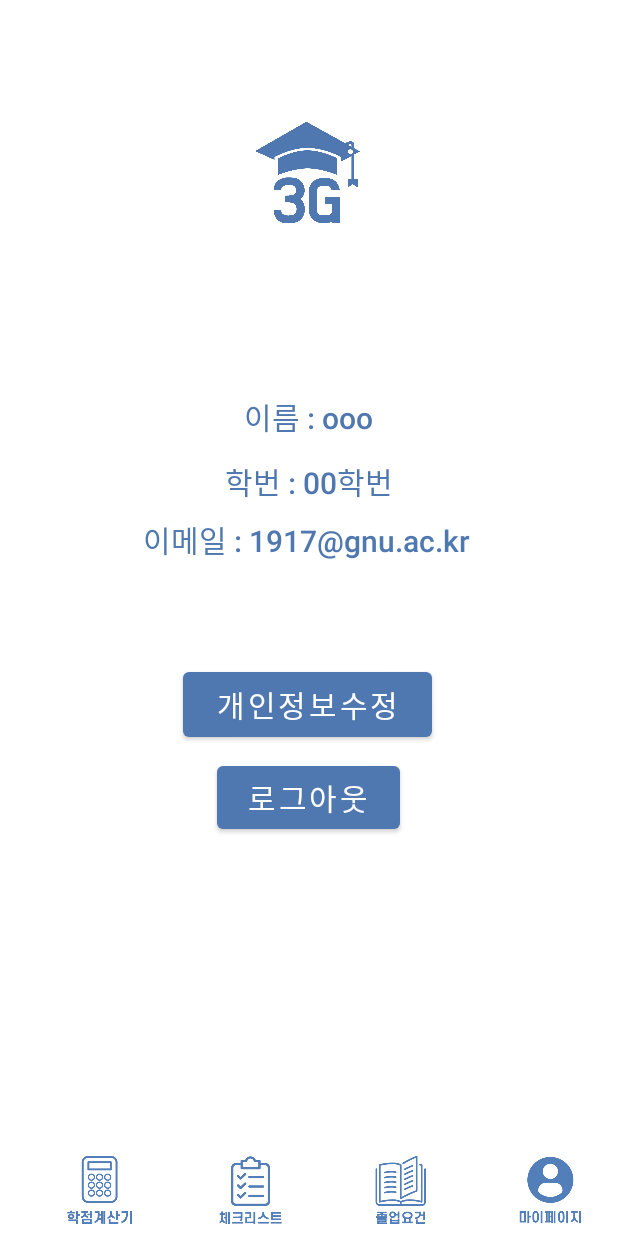
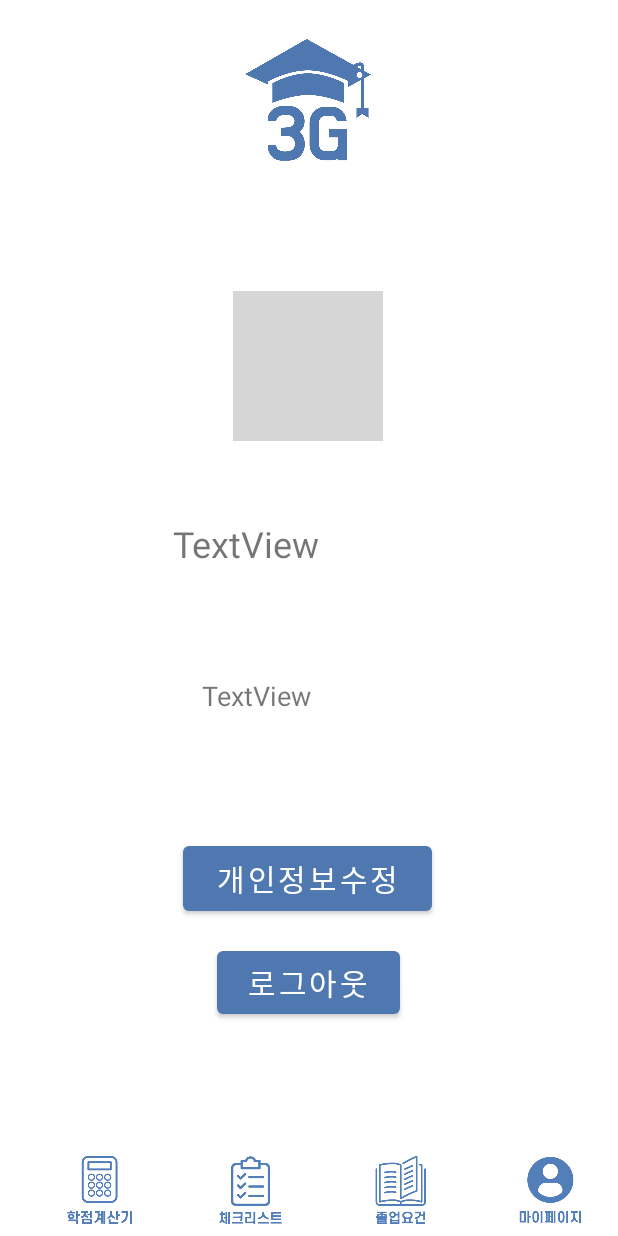
Before and after one commit to Joo-sung-jun/3G_Application, an Android app: the layout activity_mypage.xml on its own in the app's theme, with its tools: preview values and no code run, on a phone screen of 412 x 824 dp. Run offline under Robolectric (Android 15) with nearby library versions, the phone set to English and light mode, and no system bars; grey boxes are pictures that could not be loaded.

Commit message:
카카오톡 수정

```diff
--- a/app/src/main/AndroidManifest.xml
+++ b/app/src/main/AndroidManifest.xml
@@ -15,18 +15,20 @@
         android:usesCleartextTraffic="true">
 
         <activity android:name=".SubActivity"></activity>
-        <activity android:name=".Logout" />
+        <activity android:name=".Logout">
+            <intent-filter>
+                <action android:name="android.intent.action.MAIN" />
+
+                <category android:name="android.intent.category.LAUNCHER" />
+            </intent-filter>
+        </activity>
         <activity android:name=".Change" />
         <activity android:name=".Checklist_jeongong" />
         <activity android:name=".Mypage" />
         <activity android:name=".Ppt" />
         <activity android:name=".Checklist" />
         <activity android:name=".Calculator">
-            <intent-filter>
-                <action android:name="android.intent.action.MAIN" />
 
-                <category android:name="android.intent.category.LAUNCHER" />
-            </intent-filter>
         </activity>
 
         <meta-data
--- a/app/src/main/java/com/example/a3gproject_java/Logout.java
+++ b/app/src/main/java/com/example/a3gproject_java/Logout.java
@@ -69,7 +69,7 @@ public class Logout extends AppCompatActivity {
 
             @Override
             public void onSessionOpenFailed(KakaoException exception) {
-
+                Toast.makeText(Logout.this, "onSessionOpenFailed", Toast.LENGTH_SHORT).show();
             }
         };
 
--- a/app/src/main/java/com/example/a3gproject_java/Mypage.java
+++ b/app/src/main/java/com/example/a3gproject_java/Mypage.java
@@ -21,6 +21,34 @@ public class Mypage extends AppCompatActivity {
     protected void onCreate(Bundle savedInstanceState) {
         super.onCreate(savedInstanceState);
         setContentView(R.layout.activity_mypage);
+
+        //카카오톡
+        Intent intent = getIntent();
+        strNick = intent.getStringExtra("name");
+        strProfileImg = intent.getStringExtra("profileImg");
+        strEmail = intent.getStringExtra("email");
+
+        TextView tv_nick = findViewById(R.id.tv_nickName);
+        TextView tv_email = findViewById(R.id.tv_email);
+        ImageView iv_profile = findViewById(R.id.tv_profile);
+
+        tv_nick.setText(strNick);
+        tv_email.setText(strEmail);
+
+        Glide.with(this).load(strProfileImg).into(iv_profile);
+
+        findViewById(R.id.bt_logout).setOnClickListener(new View.OnClickListener() {
+            @Override
+            public void onClick(View v) {
+                UserManagement.getInstance().requestLogout(new LogoutResponseCallback() {
+                    @Override
+                    public void onCompleteLogout() {
+                        //로그아웃 성공
+                        finish();
+                    }
+                });
+            }
+        });
 
         //하단바 학점계산기 버튼 클릭 시 학점계산기 첫 화면으로 이동(홈화면)
         ImageButton btn_calculator = (ImageButton) findViewById(R.id.btn_calculator);
@@ -82,33 +110,7 @@ public class Mypage extends AppCompatActivity {
         });
 
 
-        //카카오톡
-        Intent intent = getIntent();
-        strNick = intent.getStringExtra("name");
-        strProfileImg = intent.getStringExtra("profileImg");
-        strEmail = intent.getStringExtra("email");
 
-        //TextView tv_nick = findViewById(R.id.tv_nickName);
-        //TextView tv_email = findViewById(R.id.tv_email);
-        //ImageView iv_profile = findViewById(R.id.iv_profile);
-
-        //tv_nick.setText(strNick);
-        //tv_email.setText(strEmail);
-
-        //Glide.with(this).load(strProfileImg).into(iv_profile);
-
-        findViewById(R.id.bt_logout).setOnClickListener(new View.OnClickListener() {
-            @Override
-            public void onClick(View v) {
-                UserManagement.getInstance().requestLogout(new LogoutResponseCallback() {
-                    @Override
-                    public void onCompleteLogout() {
-                        //로그아웃 성공
-                        finish();
-                    }
-                });
-            }
-        });
 
     }
 }
--- a/app/src/main/res/layout/activity_mypage.xml
+++ b/app/src/main/res/layout/activity_mypage.xml
@@ -8,14 +8,14 @@
 
     <ImageView
         android:id="@+id/img_logo"
-        android:layout_width="70dp"
-        android:layout_height="213dp"
-        app:layout_constraintBottom_toTopOf="@+id/tv_name"
+        android:layout_width="84dp"
+        android:layout_height="142dp"
+        app:layout_constraintBottom_toTopOf="@+id/bt_change"
         app:layout_constraintEnd_toEndOf="parent"
         app:layout_constraintHorizontal_bias="0.498"
         app:layout_constraintStart_toStartOf="parent"
         app:layout_constraintTop_toTopOf="parent"
-        app:layout_constraintVertical_bias="0.242"
+        app:layout_constraintVertical_bias="0.0"
         app:srcCompat="@drawable/logo" />
 
     <Button
@@ -30,7 +30,7 @@
         app:layout_constraintHorizontal_bias="0.497"
         app:layout_constraintStart_toStartOf="parent"
         app:layout_constraintTop_toTopOf="parent"
-        app:layout_constraintVertical_bias="0.575" />
+        app:layout_constraintVertical_bias="0.726" />
 
     <Button
         android:id="@+id/bt_logout"
@@ -44,51 +44,7 @@
         app:layout_constraintHorizontal_bias="0.498"
         app:layout_constraintStart_toStartOf="parent"
         app:layout_constraintTop_toTopOf="parent"
-        app:layout_constraintVertical_bias="0.655" />
-
-    <TextView
-        android:id="@+id/tv_name"
-        android:layout_width="wrap_content"
-        android:layout_height="wrap_content"
-        android:fontFamily="sans-serif-medium"
-        android:text="이름 : ooo"
-        android:textColor="#4f78b0"
-        android:textSize="20sp"
-        app:layout_constraintBottom_toBottomOf="parent"
-        app:layout_constraintEnd_toEndOf="parent"
-        app:layout_constraintHorizontal_bias="0.498"
-        app:layout_constraintStart_toStartOf="parent"
-        app:layout_constraintTop_toTopOf="parent"
-        app:layout_constraintVertical_bias="0.331" />
-
-    <TextView
-        android:id="@+id/tv_number"
-        android:layout_width="wrap_content"
-        android:layout_height="wrap_content"
-        android:fontFamily="sans-serif-medium"
-        android:text="학번 : 00학번"
-        android:textColor="#4f78b0"
-        android:textSize="20sp"
-        app:layout_constraintBottom_toBottomOf="parent"
-        app:layout_constraintEnd_toEndOf="parent"
-        app:layout_constraintStart_toStartOf="parent"
-        app:layout_constraintTop_toTopOf="parent"
-        app:layout_constraintVertical_bias="0.385" />
-
-    <TextView
-        android:id="@+id/tv_id"
-        android:layout_width="wrap_content"
-        android:layout_height="wrap_content"
-        android:fontFamily="sans-serif-medium"
-        android:text="이메일 : 1917@gnu.ac.kr"
-        android:textColor="#4f78b0"
-        android:textSize="20sp"
-        app:layout_constraintBottom_toBottomOf="parent"
-        app:layout_constraintEnd_toEndOf="parent"
-        app:layout_constraintHorizontal_bias="0.493"
-        app:layout_constraintStart_toStartOf="parent"
-        app:layout_constraintTop_toTopOf="parent"
-        app:layout_constraintVertical_bias="0.434" />
+        app:layout_constraintVertical_bias="0.816" />
 
     <LinearLayout
         android:id="@+id/linearLayout"
@@ -143,5 +99,38 @@
             android:background="@android:color/transparent" />
     </LinearLayout>
 
+    <TextView
+        android:id="@+id/tv_nickName"
+        android:layout_width="181dp"
+        android:layout_height="35dp"
+        android:layout_marginTop="204dp"
+        android:text="TextView"
+        android:textSize="24sp"
+        app:layout_constraintEnd_toEndOf="parent"
+        app:layout_constraintStart_toStartOf="parent"
+        app:layout_constraintTop_toBottomOf="@+id/img_logo" />
+
+    <TextView
+        android:id="@+id/tv_email"
+        android:layout_width="143dp"
+        android:layout_height="37dp"
+        android:text="TextView"
+        android:textSize="18sp"
+        app:layout_constraintBottom_toTopOf="@+id/bt_change"
+        app:layout_constraintEnd_toEndOf="parent"
+        app:layout_constraintStart_toStartOf="parent"
+        app:layout_constraintTop_toBottomOf="@+id/tv_nickName" />
+
+    <ImageView
+        android:id="@+id/tv_profile"
+        android:layout_width="100dp"
+        android:layout_height="100dp"
+        app:layout_constraintBottom_toTopOf="@+id/tv_nickName"
+        app:layout_constraintEnd_toEndOf="parent"
+        app:layout_constraintHorizontal_bias="0.498"
+        app:layout_constraintStart_toStartOf="parent"
+        app:layout_constraintTop_toBottomOf="@+id/img_logo"
+        tools:srcCompat="@tools:sample/avatars" />
+
 
 </androidx.constraintlayout.widget.ConstraintLayout>
```
